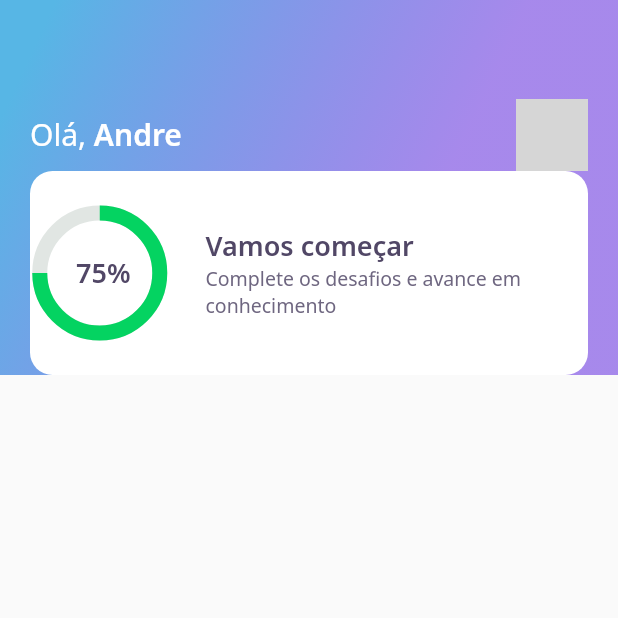
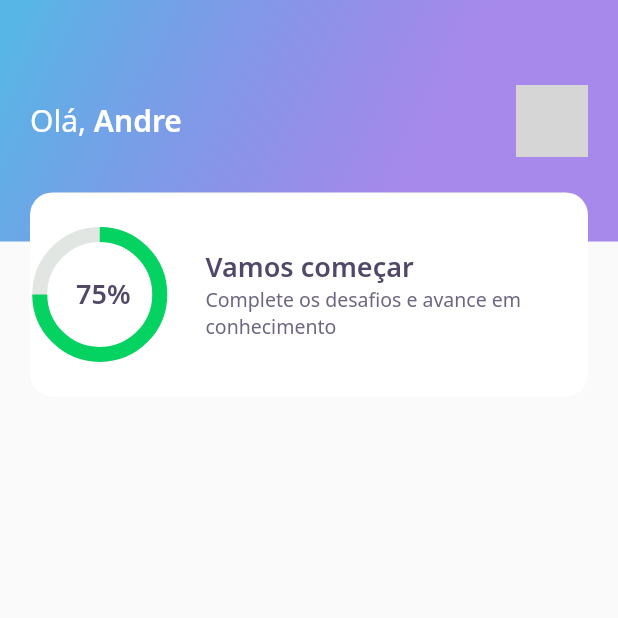
Before and after one commit to andrempeixoto/flutter_devquiz, a Flutter app: the screen it shows after launch, on a phone screen of 412 x 824 dp, the top half of it. Run offline on Flutter 3.47's test engine with Material 2 defaults, Android fonts, the phone set to English and light mode, and no system bars; our stand-ins replace google_fonts; network calls fail; grey boxes are pictures that could not be loaded.

Commit message:
Updates app_bar and score_card Widget layouts

```diff
--- a/lib/core/app_widget.dart
+++ b/lib/core/app_widget.dart
@@ -1,5 +1,5 @@
 import 'package:DevQuiz/home/home_page.dart';
-import 'package:DevQuiz/splash/splash_page.dart';
+// import 'package:DevQuiz/splash/splash_page.dart';
 import 'package:flutter/material.dart';
 
 class AppWidget extends StatelessWidget {
--- a/lib/home/widgets/appbar/app_bar_widget.dart
+++ b/lib/home/widgets/appbar/app_bar_widget.dart
@@ -9,15 +9,14 @@ class AppBarWidget extends PreferredSize {
           preferredSize: Size.fromHeight(250),
           child: Container(
             height: 250,
-            decoration: BoxDecoration(
-              gradient: AppGradients.linear,
-            ),
-            child: Padding(
+            child: Stack(
+              children: [
+                Container(
+                  height: 161,
                   padding: const EdgeInsets.symmetric(horizontal: 20.0),
-              child: Column(
-                mainAxisAlignment: MainAxisAlignment.end,
-                children: [
-                  Row(
+                  width: double.maxFinite,
+                  decoration: BoxDecoration(gradient: AppGradients.linear),
+                  child: Row(
                     mainAxisAlignment: MainAxisAlignment.spaceBetween,
                     children: [
                       Text.rich(
@@ -38,12 +37,16 @@ class AppBarWidget extends PreferredSize {
                             image: NetworkImage(
                                 'https://avatars.githubusercontent.com/u/35813862?v=4'),
                           ),
-                          ))
+                        ),
+                      ),
                     ],
                   ),
-                  ScoreCardWidget(),
+                ),
+                Align(
+                  alignment: Alignment(0.0, 1.25),
+                  child: ScoreCardWidget(),
+                ),
               ],
-              ),
             ),
           ),
         );
--- a/lib/home/widgets/score_card/score_card_widget.dart
+++ b/lib/home/widgets/score_card/score_card_widget.dart
@@ -6,7 +6,8 @@ import 'package:flutter/material.dart';
 class ScoreCardWidget extends StatelessWidget {
   @override
   Widget build(BuildContext context) {
-    return Center(
+    return Padding(
+      padding: EdgeInsets.symmetric(horizontal: 20.0),
       child: Container(
         height: 136,
         decoration: BoxDecoration(
```
Lines whose indentation alone changed are shown as unchanged.
